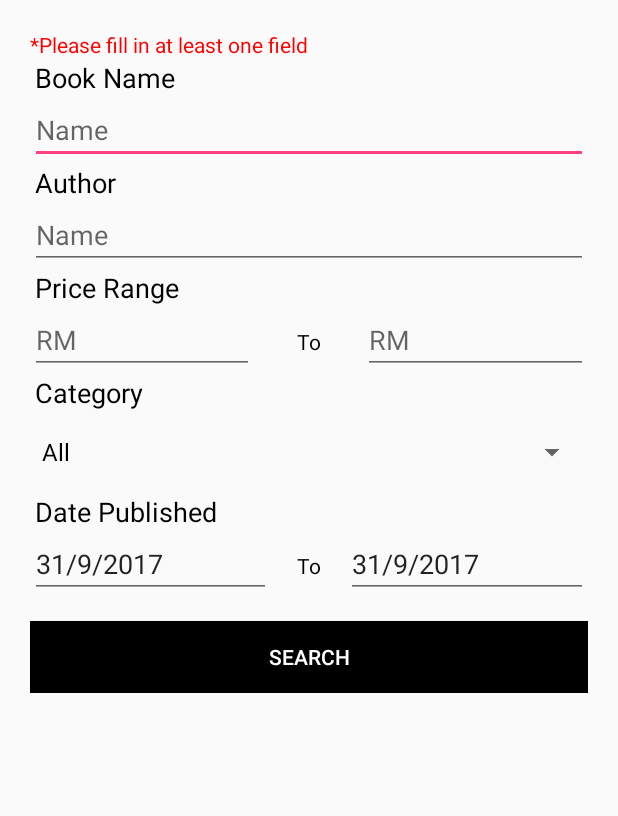
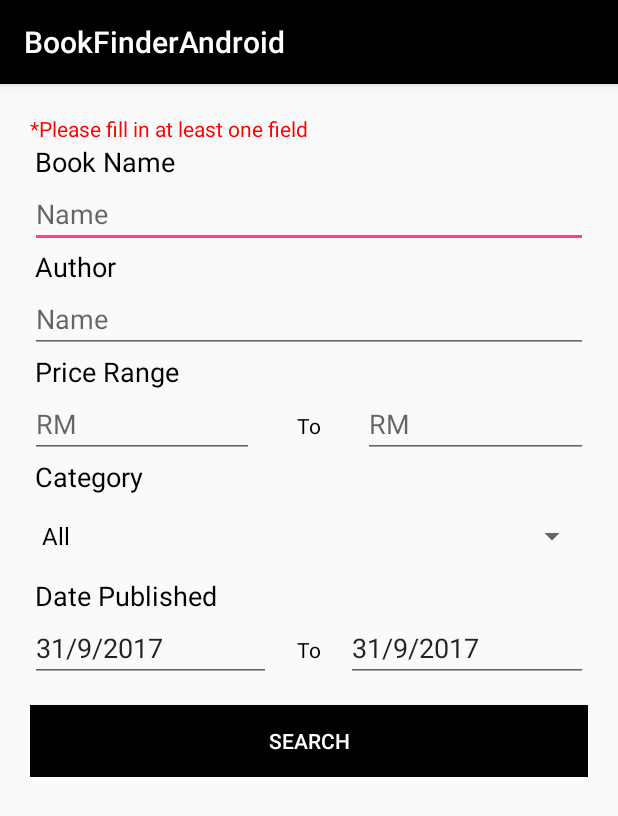
Before and after one commit to gaara4896/BookFinderAndroid, an Android app: the AdvanceSearch screen opened directly, with no data from a screen before it, on a phone screen of 412 x 824 dp. Shown: the top 816 px of the screen. Run offline under Robolectric (Android 15) with nearby library versions, the phone set to English and light mode, and no system bars.

Commit message:
Fix Toolbar issue

```diff
--- a/app/src/main/AndroidManifest.xml
+++ b/app/src/main/AndroidManifest.xml
@@ -22,8 +22,10 @@
         <activity android:name=".UserManager.LoginActivity" />
         <activity android:name=".UserManager.RegisterActivity" />
         <activity android:name=".AdvanceSearch" />
-        <activity android:name=".BookInfo"
-            android:parentActivityName=".MainActivity"></activity>
+        <activity
+            android:name=".BookInfo"
+            android:parentActivityName=".MainActivity" />
+        <activity android:name=".AdvanceSearchResult"></activity>
     </application>
 
 </manifest>
--- a/app/src/main/java/com/example/gaara/bookfinderandroid/AdvanceSearch.kt
+++ b/app/src/main/java/com/example/gaara/bookfinderandroid/AdvanceSearch.kt
@@ -1,6 +1,7 @@
 package com.example.gaara.bookfinderandroid
 
 import android.app.DatePickerDialog
+import android.content.Intent
 import android.support.v7.app.AppCompatActivity
 import android.os.Bundle
 import android.widget.ArrayAdapter
@@ -14,6 +15,8 @@ class AdvanceSearch : AppCompatActivity() {
     override fun onCreate(savedInstanceState: Bundle?) {
         super.onCreate(savedInstanceState)
         setContentView(R.layout.activity_advance_search)
+
+        setSupportActionBar(toolbar)
 
         var dateClicked:Int = 0
         val adapter = ArrayAdapter<String>(this,
@@ -66,5 +69,9 @@ class AdvanceSearch : AppCompatActivity() {
                 editText_PublicationTo.setText(date)
             }
         }
+
+        button_Search.setOnClickListener{
+            startActivity(Intent(this, AdvanceSearchResult::class.java))
+        }
     }
 }
--- a/app/src/main/java/com/example/gaara/bookfinderandroid/UserManager/LoginActivity.kt
+++ b/app/src/main/java/com/example/gaara/bookfinderandroid/UserManager/LoginActivity.kt
@@ -27,6 +27,7 @@ class LoginActivity : AppCompatActivity() {
         Twitter.initialize(config);
         super.onCreate(savedInstanceState)
         setContentView(R.layout.activity_login)
+        setSupportActionBar(toolbar)
 
         button_Login.setOnClickListener {
             if(TextUtils.isEmpty(editText_LoginId.text)){
--- a/app/src/main/java/com/example/gaara/bookfinderandroid/UserManager/RegisterActivity.kt
+++ b/app/src/main/java/com/example/gaara/bookfinderandroid/UserManager/RegisterActivity.kt
@@ -12,6 +12,7 @@ class RegisterActivity : AppCompatActivity() {
     override fun onCreate(savedInstanceState: Bundle?) {
         super.onCreate(savedInstanceState)
         setContentView(R.layout.activity_register)
+        setSupportActionBar(toolbar)
 
         button_Register.setOnClickListener {
             if(TextUtils.isEmpty(editText_LoginId.text)){
--- a/app/src/main/res/layout/activity_advance_search.xml
+++ b/app/src/main/res/layout/activity_advance_search.xml
@@ -9,6 +9,25 @@
     <ScrollView
         android:layout_width="match_parent"
         android:layout_height="match_parent">
+
+        <LinearLayout
+            android:layout_width="match_parent"
+            android:layout_height="match_parent"
+            android:orientation="vertical">
+
+            <android.support.design.widget.AppBarLayout
+                android:layout_width="match_parent"
+                android:layout_height="wrap_content"
+                android:theme="@style/AppTheme.AppBarOverlay">
+
+                <android.support.v7.widget.Toolbar
+                    android:id="@+id/toolbar"
+                    android:layout_width="match_parent"
+                    android:layout_height="?attr/actionBarSize"
+                    android:background="?attr/colorPrimary"
+                    app:popupTheme="@style/AppTheme.PopupOverlay" />
+
+            </android.support.design.widget.AppBarLayout>
 
             <LinearLayout
                 android:layout_width="match_parent"
@@ -144,15 +163,19 @@
                         android:focusable="false"/>
 
                 </LinearLayout>
-s
                 <Button
                     android:layout_width="match_parent"
                     android:layout_height="wrap_content"
                     android:background="@color/colorPrimary"
                     android:textColor="@android:color/white"
                     android:text="Search"
-                android:layout_marginTop="15dp"/>
+                    android:layout_marginTop="15dp"
+                    android:id="@+id/button_Search"/>
 
             </LinearLayout>
+
+        </LinearLayout>
+
     </ScrollView>
+
 </android.support.constraint.ConstraintLayout>
--- a/app/src/main/res/values/colors.xml
+++ b/app/src/main/res/values/colors.xml
@@ -1,6 +1,7 @@
 <?xml version="1.0" encoding="utf-8"?>
 <resources>
     <color name="colorPrimary">#000000</color>
+    <color name="colorSecondary">#555555</color>
     <color name="colorPrimaryDark">#303F9F</color>
     <color name="colorAccent">#FF4081</color>
     <color name="background">#FFFFFF</color>
```
Also changed, not shown: app/src/main/res/layout/activity_login.xml (+17 -1 lines), app/src/main/res/layout/activity_register.xml (+19 -3 lines). Lines whose indentation alone changed are shown as unchanged.
